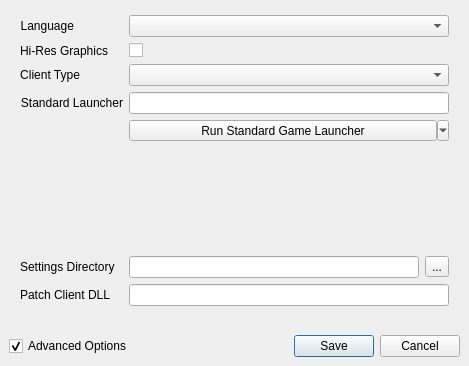
The window that src/onelauncher/ui/settings_window.ui (JuneStepp/OneLauncher) describes before a commit, drawn with Qt 5.
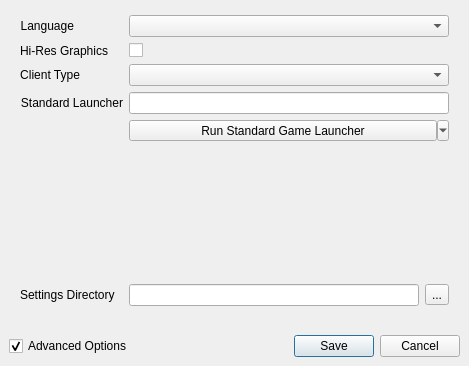
The same window after the commit. The open tabs and pages were chosen to show the change. Custom widgets are drawn as their Qt base class.

Commit message:
feat: remove patch client filename option from settings window
This option may eventually be enitrely removed. It was originally needed
for a long irrelevant DDO issue.

The edit to the form file:
```diff
--- a/src/onelauncher/ui/settings_window.ui
+++ b/src/onelauncher/ui/settings_window.ui
@@ -325,30 +325,6 @@
                                     </property>
                                 </widget>
                             </item>
-                            <item row="7" column="0">
-                                <widget class="QLabel" name="patchClientLabel">
-                                    <property name="toolTip">
-                                        <string>Patch client DLL filename</string>
-                                    </property>
-                                    <property name="text">
-                                        <string>Patch Client DLL</string>
-                                    </property>
-                                    <property name="alignment">
-                                        <set>
-                                            Qt::AlignmentFlag::AlignRight|Qt::AlignmentFlag::AlignTrailing|Qt::AlignmentFlag::AlignVCenter</set>
-                                    </property>
-                                    <property name="buddy">
-                                        <cstring>patchClientLineEdit</cstring>
-                                    </property>
-                                </widget>
-                            </item>
-                            <item row="7" column="1">
-                                <widget class="QLineEdit" name="patchClientLineEdit">
-                                    <property name="toolTip">
-                                        <string>Patch client DLL filename</string>
-                                    </property>
-                                </widget>
-                            </item>
                             <item row="5" column="1">
                                 <spacer name="verticalSpacer_2">
                                     <property name="orientation">
```
Left out of the diff: 96 changed lines with no effect on the pictures. Lines whose indentation alone changed are shown as unchanged. The commit also changes 2 other files.
